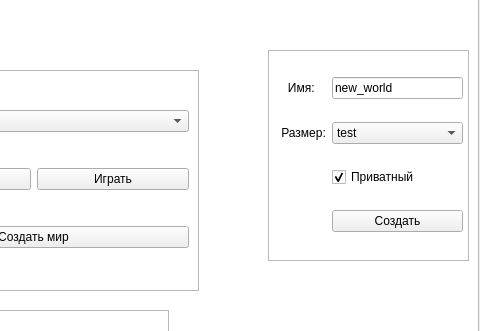
Above: client/untitled.ui from RussianInventor/engine before the change; both pictures show x 272 to 752 and y 0 to 331 of the 752 by 557 pixel window. Below: the same form after it.
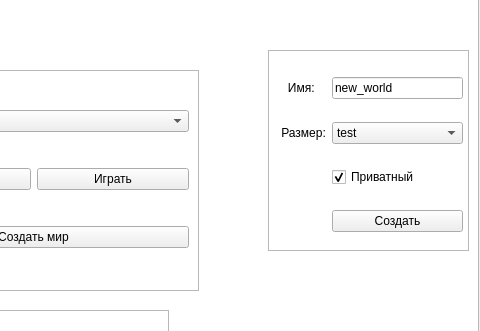
That is the form after the change.

The edit to the form file:
```diff
--- a/client/untitled.ui
+++ b/client/untitled.ui
@@ -211,7 +211,7 @@
       <x>540</x>
       <y>50</y>
       <width>201</width>
-      <height>211</height>
+      <height>201</height>
      </rect>
     </property>
     <property name="frameShape">
```
Left out of the diff: 62 changed lines with no effect on the pictures.
